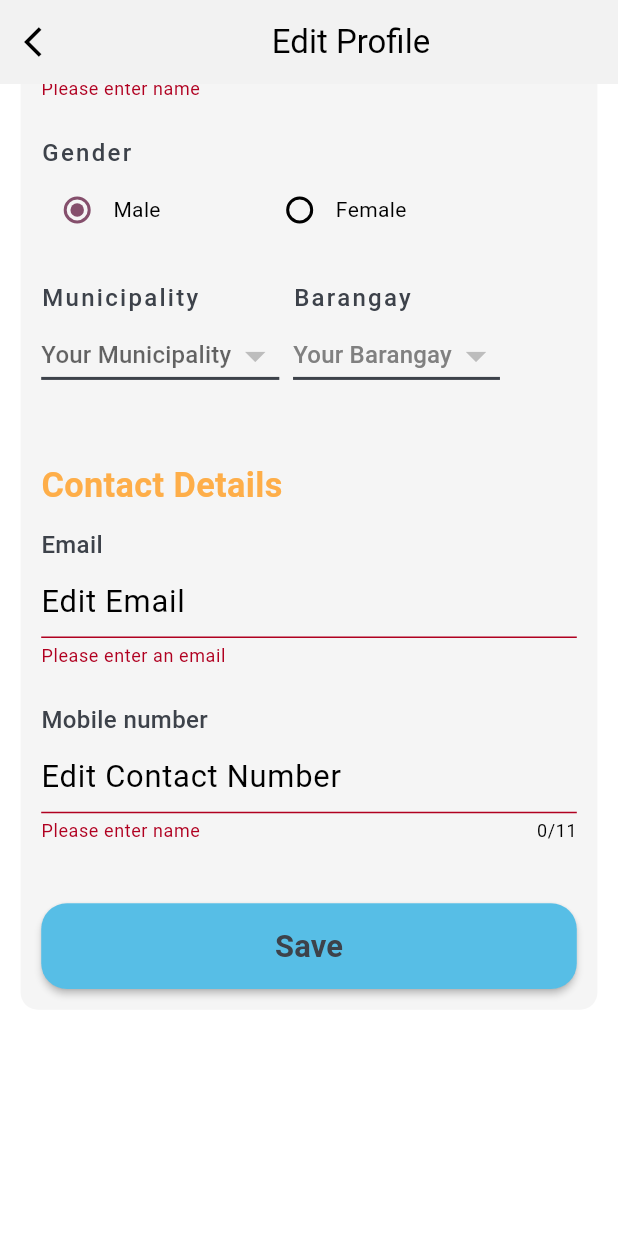
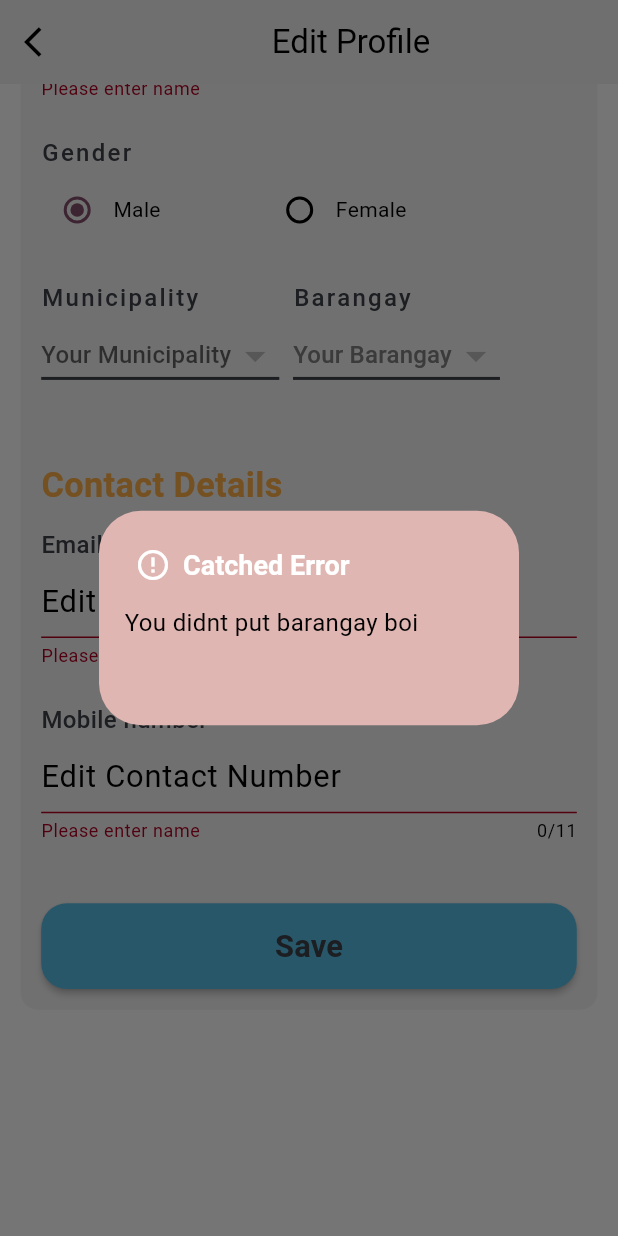
Before and after one commit to cent-ivan/CommuniHelp_App, a Flutter app: the EditProfileView screen opened by its route, scrolled down 405 dp, after a tap on "Save", on a phone screen of 412 x 824 dp. Run offline on Flutter 3.47's test engine with Material 3 defaults, Android fonts, the phone set to English and light mode, and no system bars; our stand-ins replace cloud_firestore, firebase_core, flutter_screenutil, flutter_slidable, image_picker; accounts and stored records are empty.

Commit message:
Added exception control in Save button

```diff
--- a/lib/Views/Bottom_App_Bar_Pages/Profile_Page/edit_profile_view.dart
+++ b/lib/Views/Bottom_App_Bar_Pages/Profile_Page/edit_profile_view.dart
@@ -502,7 +502,7 @@ class _EditProfileViewState extends State<EditProfileView> {
                           //Save Button
                           MaterialButton(
                             onPressed: (){
-                              if (_formKey.currentState!.validate()){
+                              if (_formKey.currentState!.validate() && viewModel.barangayValue != null){
                                   //validated the text field and adds to the firebase, pass to register view model
                                   _formKey.currentState!.save();
                                   setState(() {
@@ -522,11 +522,51 @@ class _EditProfileViewState extends State<EditProfileView> {
                                   );
                                   Navigator.pushReplacementNamed(context, '/home');
                               }
+                              else if (viewModel.barangayValue == null || viewModel.municipalityValue ==  null) {
+                                //edit the design
+                                showDialog(
+                                  context: context,
+                                  builder: (context) {
+                                    return AlertDialog(
+                                      backgroundColor: const Color(0xFFDFB6B2),
+                                      title: const Row(
+                                        children: [
+                                          Icon(
+                                            Icons.error_outline,
+                                            color: Colors.white,
+                                          ),
+
+                                          SizedBox(width: 8,),
+
+                                          Text("Catched Error"),
+                                        ],
+                                      ),
+                                      titleTextStyle: const TextStyle(
+                                        fontSize: 18,
+                                        fontWeight: FontWeight.bold
+                                      ),
+
+                                      contentPadding: const EdgeInsets.only(left: 2),
+                                      content: Container(
+                                        padding: const EdgeInsets.only(left: 15, top: 15, right: 15),
+                                        height: 95,
+                                        child: const Text(
+                                          "You didnt put barangay boi",
+                                          style: TextStyle(
+                                          fontSize: 16,
+                                        ),
+                                      ),
+                                      ),
+                                    );
+                                  },
+                                );
+                              }
                               else {
                                 setState(() {
                                   _screenSize = _screenSize + 70.r;
                                 });
                               }
+
                             },
                             height: 50.r,
                             minWidth: 340.r,
```
Lines whose indentation alone changed are shown as unchanged.
